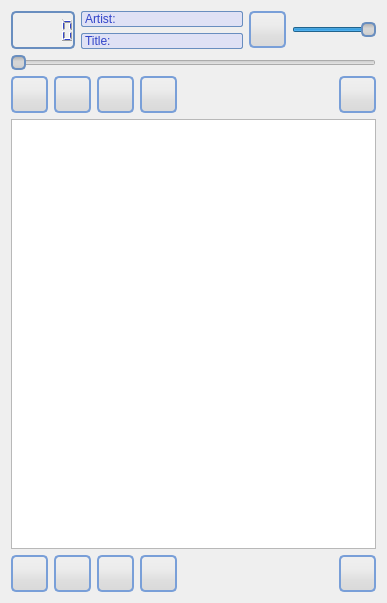
Old version of the form src/qompmainwin.ui in the repository qomp/qomp.
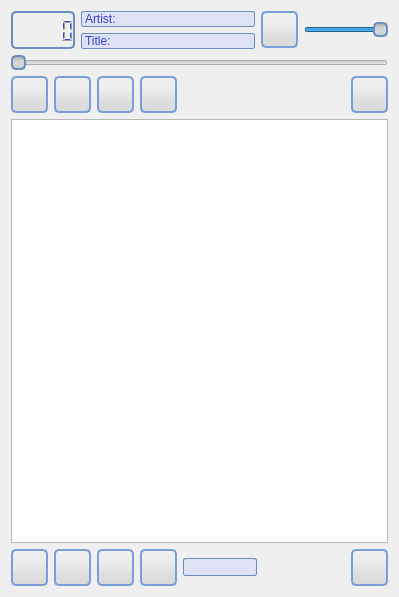
New version of the form. Icons and pictures are not drawn. Custom widgets are drawn as their Qt base class.

Diff of the .ui file:
```diff
--- a/src/qompmainwin.ui
+++ b/src/qompmainwin.ui
@@ -6,8 +6,8 @@
    <rect>
     <x>0</x>
     <y>0</y>
-    <width>387</width>
-    <height>603</height>
+    <width>399</width>
+    <height>597</height>
    </rect>
   </property>
   <property name="contextMenuPolicy">
@@ -83,7 +83,7 @@
     color: #3244C9; 
 }
 
-QLabel#lb_artist_title {
+QLabel#lb_artist_title, QLabel#lb_track_title, QLabel#lb_playtime {
 	background-color: #DFE1F5;
 	border-top-left-radius: 2px;
 	border-bottom-left-radius: 2px;
@@ -92,17 +92,8 @@
 	border-left:  1px solid #698ebf;
 }
 
-QLabel#lb_track_title {
+QLabel#lb_artist, QLabel#lb_title, QLabel#lb_playtime {
 	background-color: #DFE1F5;
-	border-top-left-radius: 2px;
-	border-bottom-left-radius: 2px;
-	border-top: 1px solid #698ebf;
-	border-bottom:  1px solid #698ebf;
-	border-left:  1px solid #698ebf;
-}
-
-QLabel#lb_artist {
-	background-color: #DFE1F5;
 	border-top-right-radius: 2px;
 	border-bottom-right-radius: 2px;
 	border-top:  1px solid #698ebf;
@@ -110,15 +101,6 @@
 	border-right: 1px solid #698ebf;
 }
 
-QLabel#lb_title {
-	background-color: #DFE1F5;
-	border-top-right-radius: 2px;
-	border-bottom-right-radius: 2px;
-	border-top: 1px solid #698ebf;
-	border-bottom: 1px solid #698ebf;
-	border-right: 1px solid #698ebf;
-}
-
 QMenu {
     background-color: #8ab4f6;
     border: 1px solid #698ebf;
@@ -567,7 +549,41 @@
        </widget>
       </item>
       <item>
-       <spacer name="horizontalSpacer_3">
+       <widget class="QLabel" name="lb_playtime">
+        <property name="sizePolicy">
+         <sizepolicy hsizetype="Preferred" vsizetype="Preferred">
+          <horstretch>0</horstretch>
+          <verstretch>0</verstretch>
+         </sizepolicy>
+        </property>
+        <property name="minimumSize">
+         <size>
+          <width>74</width>
+          <height>0</height>
+         </size>
+        </property>
+        <property name="maximumSize">
+         <size>
+          <width>74</width>
+          <height>18</height>
+         </size>
+        </property>
+        <property name="font">
+         <font>
+          <weight>75</weight>
+          <bold>true</bold>
+         </font>
+        </property>
+        <property name="text">
+         <string/>
+        </property>
+        <property name="alignment">
+         <set>Qt::AlignCenter</set>
+        </property>
+       </widget>
+      </item>
+      <item>
+       <spacer name="horizontalSpacer">
         <property name="orientation">
          <enum>Qt::Horizontal</enum>
         </property>
```
Left out of the diff: 2 changed lines with no effect on the pictures.
